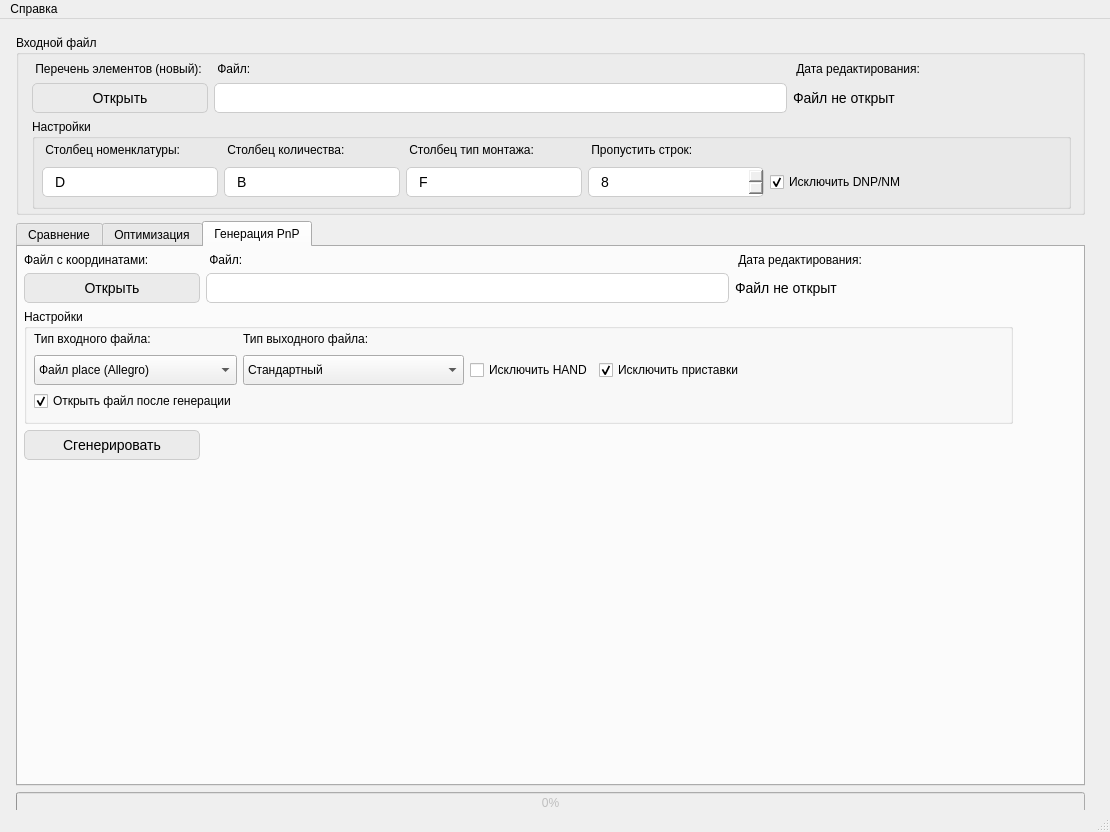
This is form.ui in nekriS/BOMTools as Qt 5 draws it before an edit. The edited form follows.
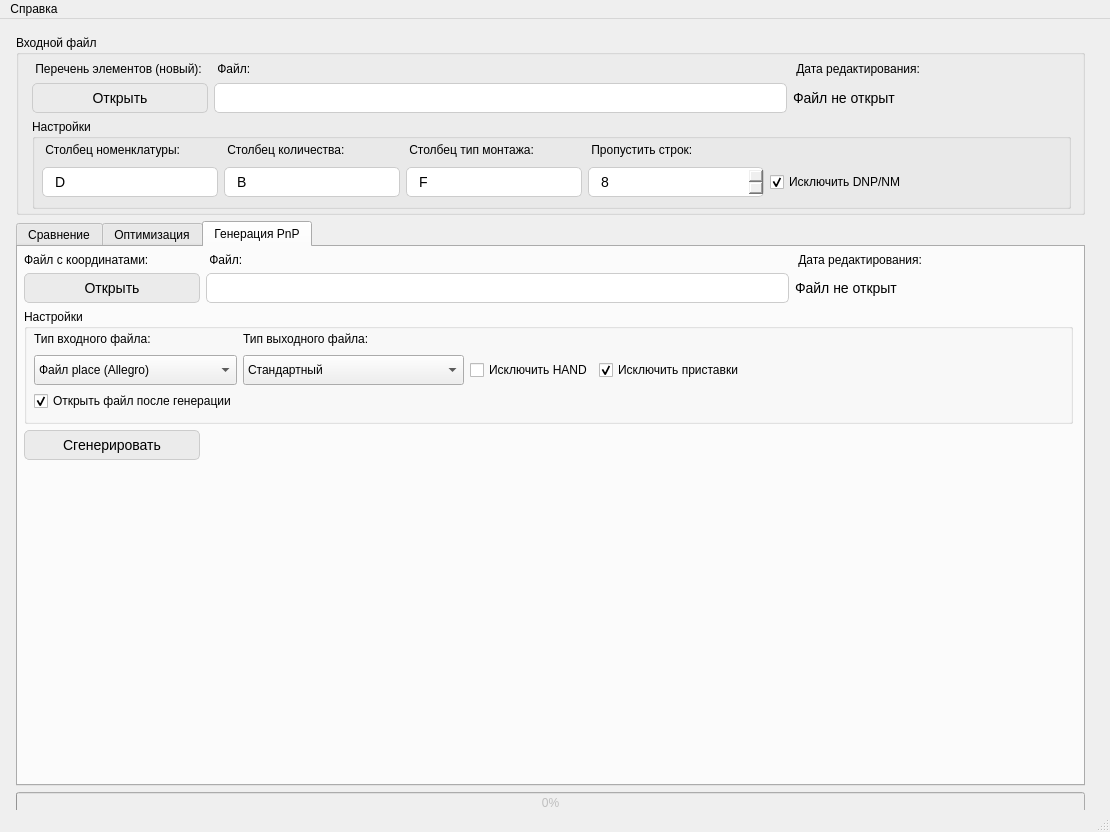
This is the edited form. Icons and pictures are not drawn.

Commit message: fix: dubble window f1

```diff
--- a/form.ui
+++ b/form.ui
@@ -1325,7 +1325,7 @@
           <rect>
            <x>0</x>
            <y>0</y>
-           <width>1001</width>
+           <width>1061</width>
            <height>510</height>
           </rect>
          </property>
```
The commit also changes 3 other files.
